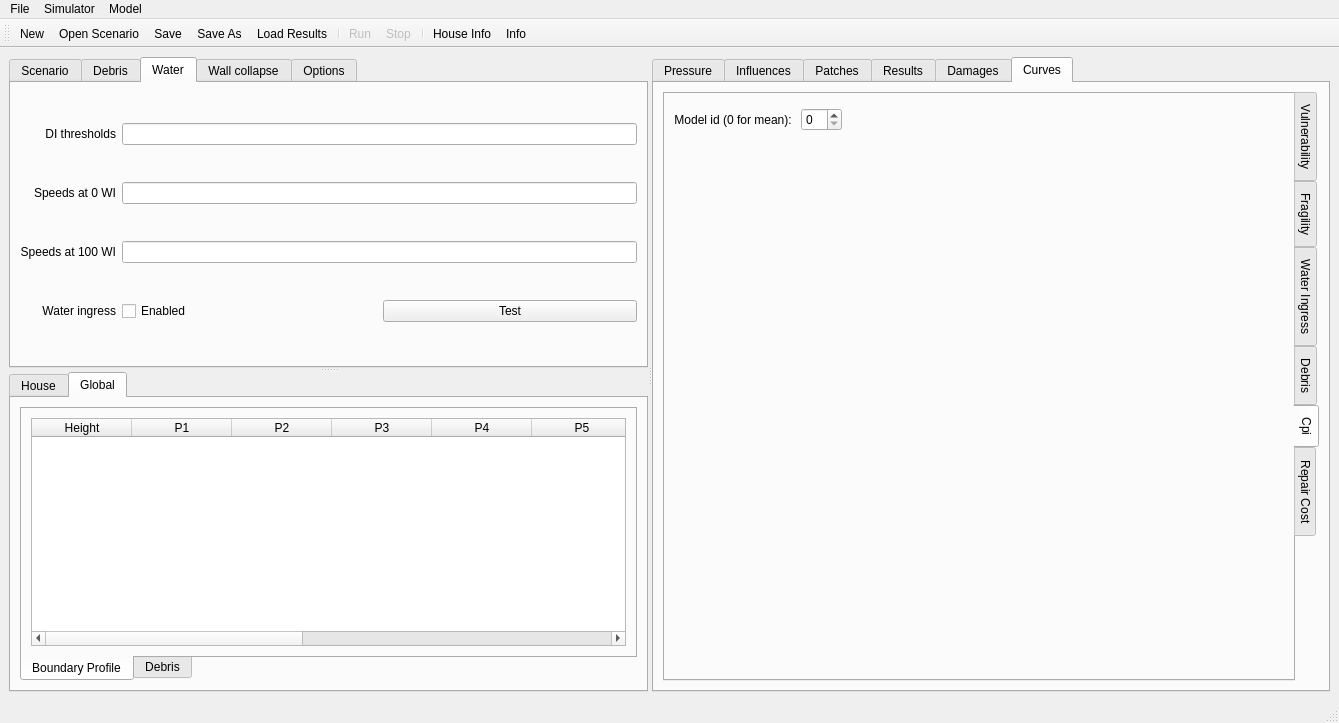
First picture: the form in vaws/gui/ui/main.ui, repository GeoscienceAustralia/vaws, before the edit.
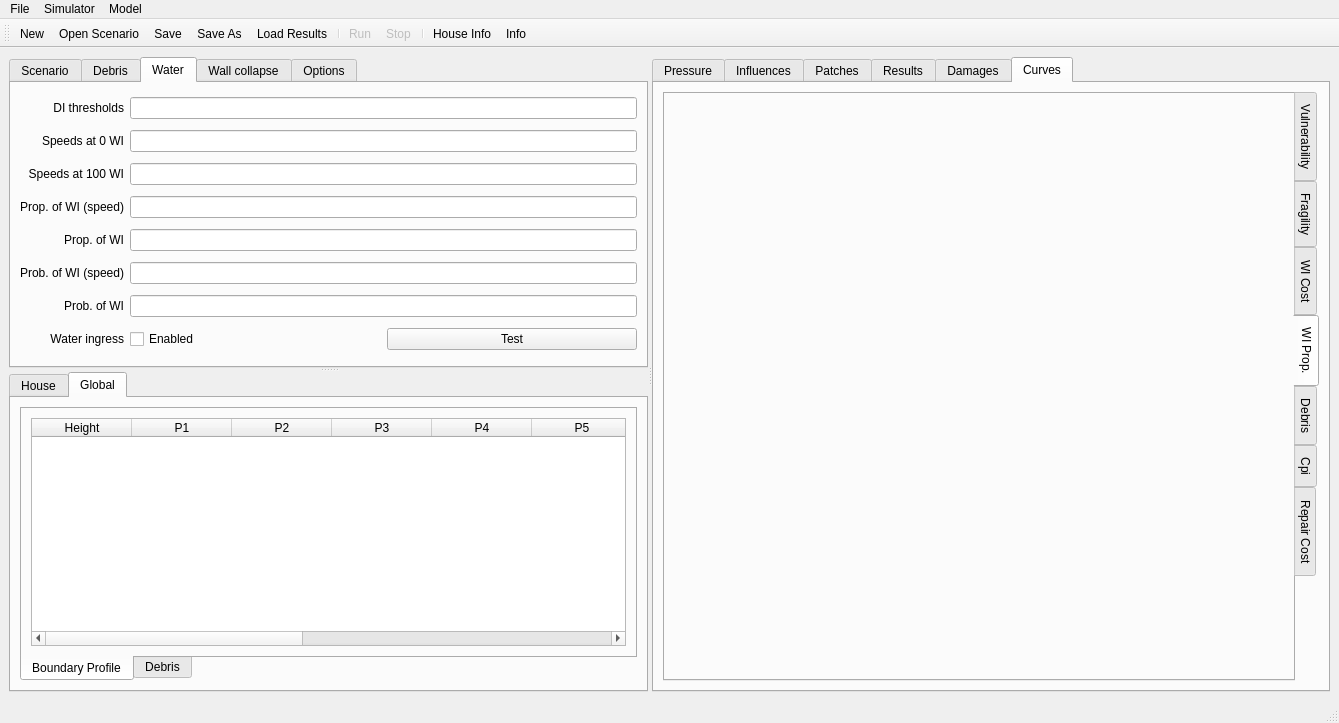
Second picture: the form after the edit. The open tabs and pages were chosen to show the change. Icons and pictures are not drawn. Custom widgets are drawn as their Qt base class.

Commit message: 1. remove i in the water_ingress and fragility 2. add water_ingress_ref_prop and water_ingress_prob to make the    proportion of houses damaged due to water ingress close to the    assumed ref_prop 3. repair cost for water ingress was now calculated using interpolation  rather than closest one.

```diff
--- a/vaws/gui/ui/main.ui
+++ b/vaws/gui/ui/main.ui
@@ -576,7 +576,23 @@
           <string>Water</string>
          </attribute>
          <layout class="QGridLayout" name="gridLayout_7">
-          <item row="5" column="1">
+          <item row="4" column="0">
+           <widget class="QLabel" name="label_35">
+            <property name="sizePolicy">
+             <sizepolicy hsizetype="Preferred" vsizetype="Fixed">
+              <horstretch>0</horstretch>
+              <verstretch>0</verstretch>
+             </sizepolicy>
+            </property>
+            <property name="text">
+             <string>Speeds at 100 WI</string>
+            </property>
+            <property name="alignment">
+             <set>Qt::AlignRight|Qt::AlignTrailing|Qt::AlignVCenter</set>
+            </property>
+           </widget>
+          </item>
+          <item row="9" column="1">
            <layout class="QHBoxLayout" name="horizontalLayout_26">
             <property name="sizeConstraint">
              <enum>QLayout::SetMinimumSize</enum>
@@ -628,63 +644,123 @@
             </property>
            </widget>
           </item>
-          <item row="4" column="0">
-           <widget class="QLabel" name="label_35">
-            <property name="sizePolicy">
-             <sizepolicy hsizetype="Preferred" vsizetype="Fixed">
-              <horstretch>0</horstretch>
-              <verstretch>0</verstretch>
-             </sizepolicy>
-            </property>
-            <property name="text">
-             <string>Speeds at 100 WI</string>
-            </property>
-            <property name="alignment">
-             <set>Qt::AlignRight|Qt::AlignTrailing|Qt::AlignVCenter</set>
-            </property>
-           </widget>
-          </item>
-          <item row="2" column="0">
-           <widget class="QLabel" name="label_33">
-            <property name="sizePolicy">
-             <sizepolicy hsizetype="Preferred" vsizetype="Fixed">
-              <horstretch>0</horstretch>
-              <verstretch>0</verstretch>
-             </sizepolicy>
-            </property>
-            <property name="text">
-             <string>DI thresholds</string>
-            </property>
-            <property name="alignment">
-             <set>Qt::AlignRight|Qt::AlignTrailing|Qt::AlignVCenter</set>
-            </property>
-           </widget>
-          </item>
-          <item row="5" column="0">
-           <widget class="QLabel" name="label_36">
-            <property name="sizePolicy">
-             <sizepolicy hsizetype="Preferred" vsizetype="Fixed">
-              <horstretch>0</horstretch>
-              <verstretch>0</verstretch>
-             </sizepolicy>
-            </property>
-            <property name="text">
-             <string>Water ingress</string>
-            </property>
-            <property name="alignment">
-             <set>Qt::AlignRight|Qt::AlignTrailing|Qt::AlignVCenter</set>
-            </property>
-           </widget>
-          </item>
           <item row="4" column="1">
            <widget class="QLineEdit" name="waterSpeed1"/>
           </item>
           <item row="2" column="1">
            <widget class="QLineEdit" name="waterThresholds"/>
           </item>
+          <item row="5" column="1">
+           <widget class="QLineEdit" name="ref_prop_v"/>
+          </item>
           <item row="3" column="1">
            <widget class="QLineEdit" name="waterSpeed0"/>
           </item>
+          <item row="2" column="0">
+           <widget class="QLabel" name="label_33">
+            <property name="sizePolicy">
+             <sizepolicy hsizetype="Preferred" vsizetype="Fixed">
+              <horstretch>0</horstretch>
+              <verstretch>0</verstretch>
+             </sizepolicy>
+            </property>
+            <property name="text">
+             <string>DI thresholds</string>
+            </property>
+            <property name="alignment">
+             <set>Qt::AlignRight|Qt::AlignTrailing|Qt::AlignVCenter</set>
+            </property>
+           </widget>
+          </item>
+          <item row="9" column="0">
+           <widget class="QLabel" name="label_36">
+            <property name="sizePolicy">
+             <sizepolicy hsizetype="Preferred" vsizetype="Fixed">
+              <horstretch>0</horstretch>
+              <verstretch>0</verstretch>
+             </sizepolicy>
+            </property>
+            <property name="text">
+             <string>Water ingress</string>
+            </property>
+            <property name="alignment">
+             <set>Qt::AlignRight|Qt::AlignTrailing|Qt::AlignVCenter</set>
+            </property>
+           </widget>
+          </item>
+          <item row="6" column="1">
+           <widget class="QLineEdit" name="ref_prop"/>
+          </item>
+          <item row="7" column="1">
+           <widget class="QLineEdit" name="prob_v"/>
+          </item>
+          <item row="8" column="1">
+           <widget class="QLineEdit" name="prob"/>
+          </item>
+          <item row="5" column="0">
+           <widget class="QLabel" name="label_40">
+            <property name="sizePolicy">
+             <sizepolicy hsizetype="Preferred" vsizetype="Fixed">
+              <horstretch>0</horstretch>
+              <verstretch>0</verstretch>
+             </sizepolicy>
+            </property>
+            <property name="text">
+             <string>Prop. of WI (speed)</string>
+            </property>
+            <property name="alignment">
+             <set>Qt::AlignRight|Qt::AlignTrailing|Qt::AlignVCenter</set>
+            </property>
+           </widget>
+          </item>
+          <item row="6" column="0">
+           <widget class="QLabel" name="label_41">
+            <property name="sizePolicy">
+             <sizepolicy hsizetype="Preferred" vsizetype="Fixed">
+              <horstretch>0</horstretch>
+              <verstretch>0</verstretch>
+             </sizepolicy>
+            </property>
+            <property name="text">
+             <string>Prop. of WI</string>
+            </property>
+            <property name="alignment">
+             <set>Qt::AlignRight|Qt::AlignTrailing|Qt::AlignVCenter</set>
+            </property>
+           </widget>
+          </item>
+          <item row="7" column="0">
+           <widget class="QLabel" name="label_45">
+            <property name="sizePolicy">
+             <sizepolicy hsizetype="Preferred" vsizetype="Fixed">
+              <horstretch>0</horstretch>
+              <verstretch>0</verstretch>
+             </sizepolicy>
+            </property>
+            <property name="text">
+             <string>Prob. of WI (speed)</string>
+            </property>
+            <property name="alignment">
+             <set>Qt::AlignRight|Qt::AlignTrailing|Qt::AlignVCenter</set>
+            </property>
+           </widget>
+          </item>
+          <item row="8" column="0">
+           <widget class="QLabel" name="label_46">
+            <property name="sizePolicy">
+             <sizepolicy hsizetype="Preferred" vsizetype="Fixed">
+              <horstretch>0</horstretch>
+              <verstretch>0</verstretch>
+             </sizepolicy>
+            </property>
+            <property name="text">
+             <string>Prob. of WI</string>
+            </property>
+            <property name="alignment">
+             <set>Qt::AlignRight|Qt::AlignTrailing|Qt::AlignVCenter</set>
+            </property>
+           </widget>
+          </item>
          </layout>
         </widget>
         <widget class="QWidget" name="wall_tab">
@@ -1905,7 +1981,7 @@
            </widget>
            <widget class="QWidget" name="tab_6">
             <attribute name="title">
-             <string>Water Ingress</string>
+             <string>WI Cost</string>
             </attribute>
             <layout class="QHBoxLayout" name="horizontalLayout_4">
              <item>
@@ -1913,6 +1989,16 @@
              </item>
             </layout>
            </widget>
+           <widget class="QWidget" name="tab_60">
+            <attribute name="title">
+             <string>WI Prop.</string>
+            </attribute>
+            <layout class="QHBoxLayout" name="horizontalLayout_4">
+             <item>
+              <widget class="MatplotlibWidget" name="wateringress_prop_plot" native="true"/>
+             </item>
+            </layout>
+           </widget>
            <widget class="QWidget" name="tab_24">
             <attribute name="title">
              <string>Debris</string>
```
Left out of the diff: 2 changed lines with no effect on the pictures. The commit also changes 10 other files.
